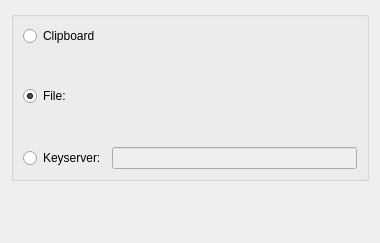
KDE/kgpg, file sourceselect.ui: the form before one commit.
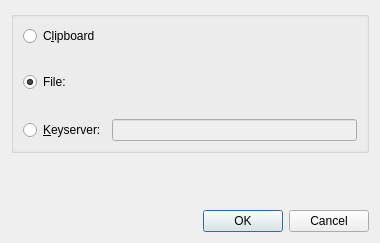
The form after the commit. Custom widgets are drawn as their Qt base class.

Commit message: Port KDialogs in KeysManager to QDialogs.

```diff
--- a/sourceselect.ui
+++ b/sourceselect.ui
@@ -29,9 +29,9 @@
      </property>
      <layout class="QVBoxLayout" >
       <item>
-       <widget class="QRadioButton" name="checkClipboard" >
-        <property name="text" >
-         <string>Clipboard</string>
+       <widget class="QRadioButton" name="checkClipboard">
+        <property name="text">
+         <string>C&amp;lipboard</string>
         </property>
        </widget>
       </item>
@@ -48,12 +48,12 @@
          </widget>
         </item>
         <item>
-         <widget class="KUrlRequester" name="newFilename" >
-          <property name="enabled" >
+         <widget class="KUrlRequester" name="newFilename">
+          <property name="enabled">
            <bool>true</bool>
           </property>
-          <property name="mode" >
-           <enum>KFile::File|KFile::ExistingOnly</enum>
+          <property name="mode">
+           <set>KFile::ExistingOnly</set>
           </property>
          </widget>
         </item>
@@ -62,9 +62,9 @@
       <item>
        <layout class="QHBoxLayout" >
         <item>
-         <widget class="QRadioButton" name="checkServer" >
-          <property name="text" >
-           <string>Keyserver:</string>
+         <widget class="QRadioButton" name="checkServer">
+          <property name="text">
+           <string>&amp;Keyserver:</string>
           </property>
           <property name="checked" >
            <bool>false</bool>
@@ -102,12 +102,19 @@
      </property>
     </spacer>
    </item>
+   <item>
+    <widget class="QDialogButtonBox" name="buttonBox">
+     <property name="standardButtons">
+      <set>QDialogButtonBox::Cancel|QDialogButtonBox::Ok</set>
+     </property>
+    </widget>
+   </item>
   </layout>
  </widget>
   <customwidgets>
   <customwidget>
    <class>KUrlRequester</class>
-   <extends>QFrame</extends>
+   <extends>QWidget</extends>
    <header>kurlrequester.h</header>
   </customwidget>
  </customwidgets>
```
Left out of the diff: 48 changed lines with no effect on the pictures. The commit also changes 6 other files.
